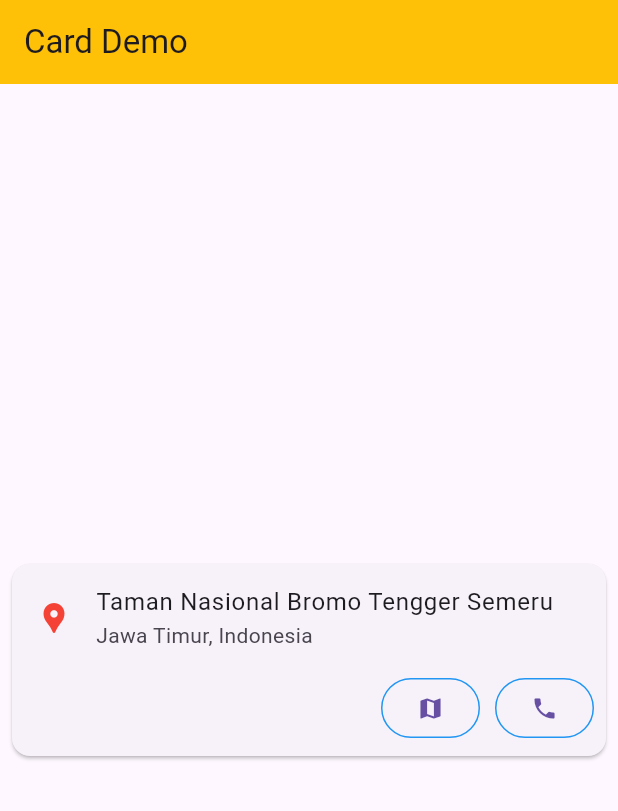
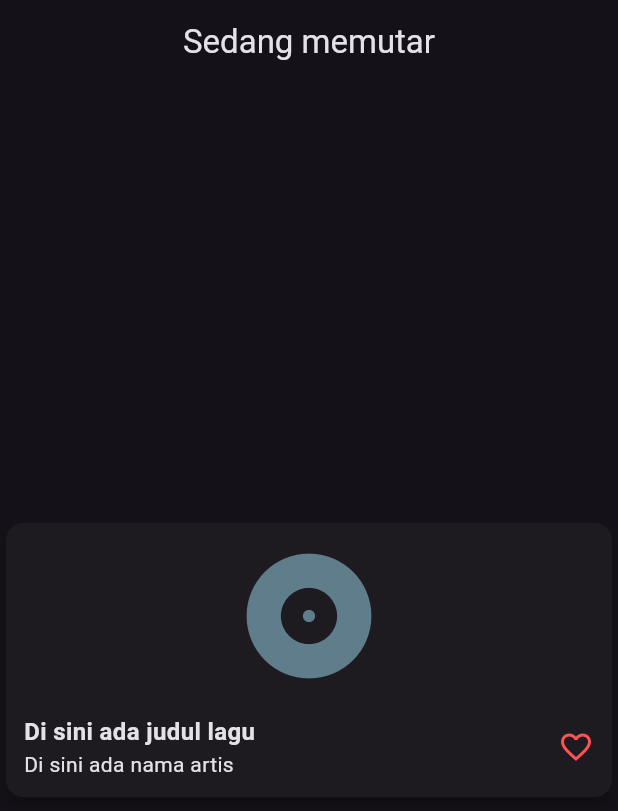
Before and after one commit to hanifahifa/PRAKTIKUM_MOBILE, a Flutter app: the screen it shows after launch, on a phone screen of 412 x 824 dp. Shown: the top 811 px of the screen. Run offline on Flutter 3.47's test engine with Material 3 defaults, Android fonts, the phone set to English and light mode, and no system bars.

Commit message:
new push tugas modul 5

```diff
--- a/lib/main.dart
+++ b/lib/main.dart
@@ -1,54 +1,65 @@
 import 'package:flutter/material.dart';
 
 void main() {
-  runApp(const MyApp());
+  runApp(MyApp());
 }
 
 class MyApp extends StatelessWidget {
-  const MyApp({super.key});
-
   @override
   Widget build(BuildContext context) {
     return MaterialApp(
-      title: 'Demo Card',
-      home: Scaffold(
+      theme: ThemeData.dark(), // tampilannya gelap elegan
+      home: LaguPage(),
+    );
+  }
+}
+
+class LaguPage extends StatelessWidget {
+  @override
+  Widget build(BuildContext context) {
+    return Scaffold(
       appBar: AppBar(
-          title: const Text('Card Demo'),
-          backgroundColor: Colors.amber,
+        title: const Text("Sedang memutar"),
+        centerTitle: true, // judul appbar di tengah
       ),
       body: Center(
         child: Card(
-            margin: const EdgeInsets.all(8),
+          elevation: 4, // sesuai ketentuan
+          shape: RoundedRectangleBorder(
+            borderRadius: BorderRadius.circular(12), // border radius 12
+          ),
+          child: Padding(
+            padding: const EdgeInsets.all(12), // padding di dalam card
             child: Column(
               mainAxisSize: MainAxisSize.min,
+              children: <Widget>[
+                const Icon(
+                  Icons.album, // ikon lingkaran lagu
+                  size: 100,
+                  color: Colors.blueGrey,
+                ),
+                const SizedBox(height: 16),
+                Row(
+                  mainAxisAlignment: MainAxisAlignment.spaceBetween,
                   children: [
-                const ListTile(
-                  leading: Icon(Icons.location_pin, color: Colors.red),
-                  title: Text('Taman Nasional Bromo Tengger Semeru'),
-                  subtitle: Text('Jawa Timur, Indonesia'),
+                    Column(
+                      crossAxisAlignment: CrossAxisAlignment.start,
+                      children: const [
+                        Text(
+                          "Di sini ada judul lagu",
+                          style: TextStyle(
+                            fontSize: 16,
+                            fontWeight: FontWeight.bold,
                           ),
-                Container(
-                  padding: const EdgeInsets.only(left: 8, right: 8, bottom: 8),
-                  child: Row(
-                    mainAxisAlignment: MainAxisAlignment.end,
-                    children: [
-                      OutlinedButton(
-                        onPressed: () {},
-                        style: OutlinedButton.styleFrom(
-                          side: const BorderSide(color: Colors.blue),
                         ),
-                        child: const Icon(Icons.map),
-                      ),
-                      const SizedBox(width: 10),
-                      OutlinedButton(
-                        onPressed: () {},
-                        style: OutlinedButton.styleFrom(
-                          side: const BorderSide(color: Colors.blue),
-                        ),
-                        child: const Icon(Icons.phone),
+                        Text(
+                          "Di sini ada nama artis",
+                          style: TextStyle(fontSize: 14),
                         ),
                       ],
                     ),
+                    const Icon(Icons.favorite_border, color: Colors.redAccent),
+                  ],
                 ),
               ],
             ),
```
Also changed, not shown: 1 other file. Lines whose indentation alone changed are shown as unchanged.
